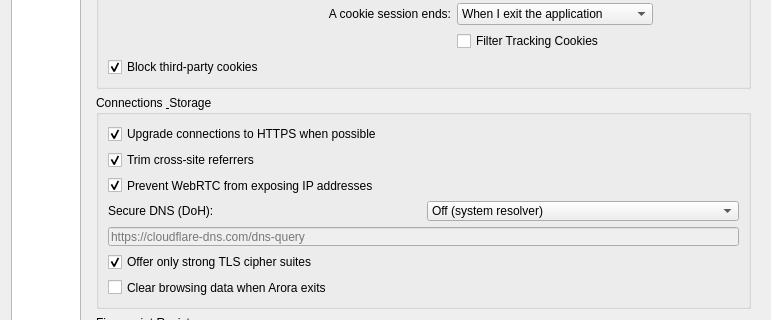
Before: the Qt Designer form src/settings.ui in IT-Space-2026/arktos, drawn with Qt 5; both pictures show x 0 to 771 and y 362 to 682 of the 771 by 1121 pixel window.
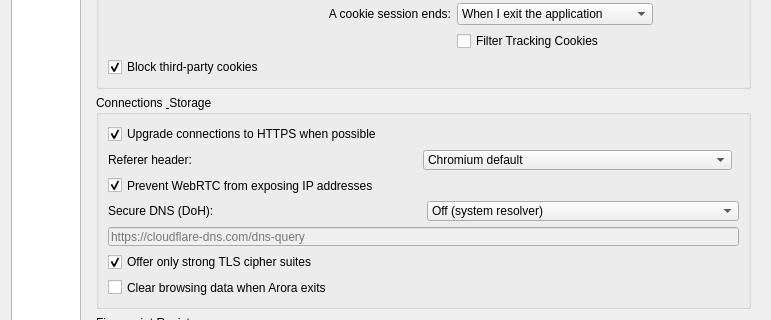
After: the same form once the commit is applied. The open tabs and pages were chosen to show the change.

Commit message: REF01: close referer leaks with a level selector + policy injection

```diff
--- a/src/settings.ui
+++ b/src/settings.ui
@@ -1439,17 +1439,55 @@
            </widget>
           </item>
           <item>
-           <widget class="QCheckBox" name="trimReferer">
-            <property name="toolTip">
-             <string>Navigations to a different site send only the destination's own address as Referer — the page you came from is never leaked. Embedded subresources fall back to Chromium's built-in origin-only referrer policy.</string>
-            </property>
-            <property name="text">
-             <string>Trim cross-site referrers</string>
-            </property>
-            <property name="checked">
-             <bool>true</bool>
-            </property>
-           </widget>
+           <layout class="QHBoxLayout">
+            <item>
+             <widget class="QLabel" name="refererPolicyLabel">
+              <property name="toolTip">
+               <string>Controls the Referer header other parties receive. Trimmed: other sites see only their own address — nothing about the page you came from — and same-site requests carry just the origin, never the full path or query. Strict sends nothing to other sites. Never withholds the header everywhere — referrer test pages grade that fully clean, but a few sites that require a Referer may break. Pages that withhold their own referer (noopener links, stricter site policies, insecure downgrades) always stay silent.</string>
+              </property>
+              <property name="text">
+               <string>Referer header:</string>
+              </property>
+              <property name="buddy">
+               <cstring>refererPolicy</cstring>
+              </property>
+             </widget>
+            </item>
+            <item>
+             <widget class="QComboBox" name="refererPolicy">
+              <property name="toolTip">
+               <string>Controls the Referer header other parties receive. Trimmed: other sites see only their own address — nothing about the page you came from — and same-site requests carry just the origin, never the full path or query. Strict sends nothing to other sites. Never withholds the header everywhere — referrer test pages grade that fully clean, but a few sites that require a Referer may break.</string>
+              </property>
+              <item>
+               <property name="text">
+                <string>Chromium default</string>
+               </property>
+              </item>
+              <item>
+               <property name="text">
+                <string>Trimmed (recommended)</string>
+               </property>
+              </item>
+              <item>
+               <property name="text">
+                <string>Strict — none to other sites</string>
+               </property>
+              </item>
+              <item>
+               <property name="text">
+                <string>Never send</string>
+               </property>
+              </item>
+             </widget>
+            </item>
+            <item>
+             <spacer name="refererPolicySpacer">
+              <property name="orientation">
+               <enum>Qt::Horizontal</enum>
+              </property>
+             </spacer>
+            </item>
+           </layout>
           </item>
           <item>
            <widget class="QCheckBox" name="webrtcProtection">
```
Left out of the diff: 2 changed lines with no effect on the pictures. The commit also changes 15 other files.
